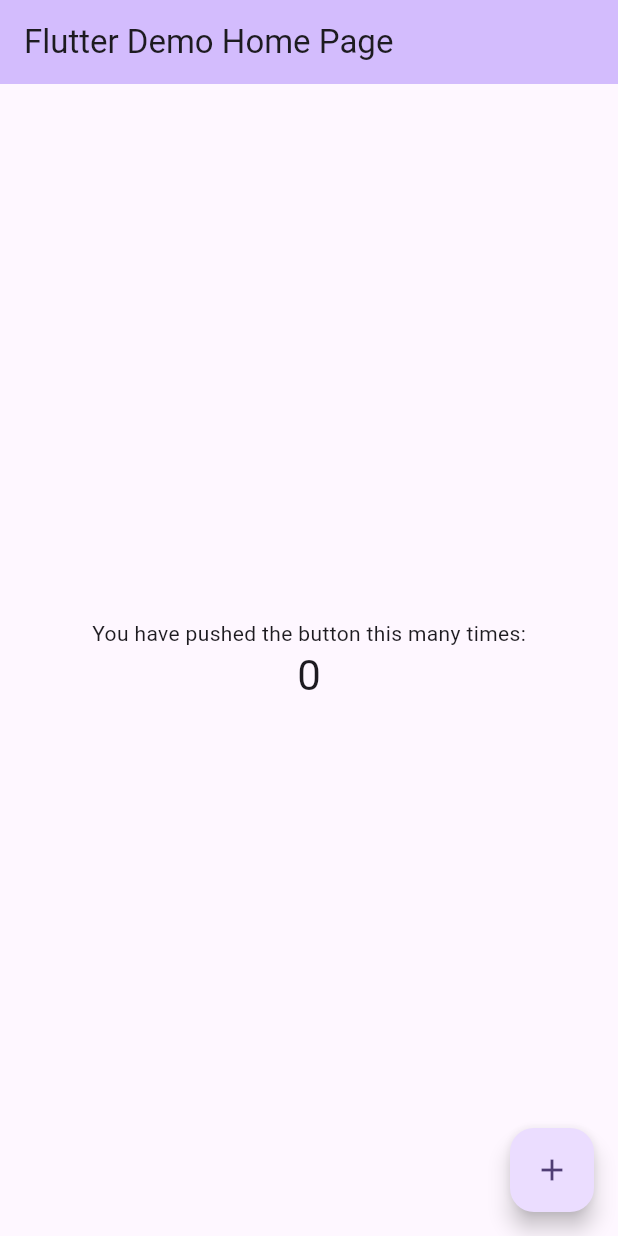
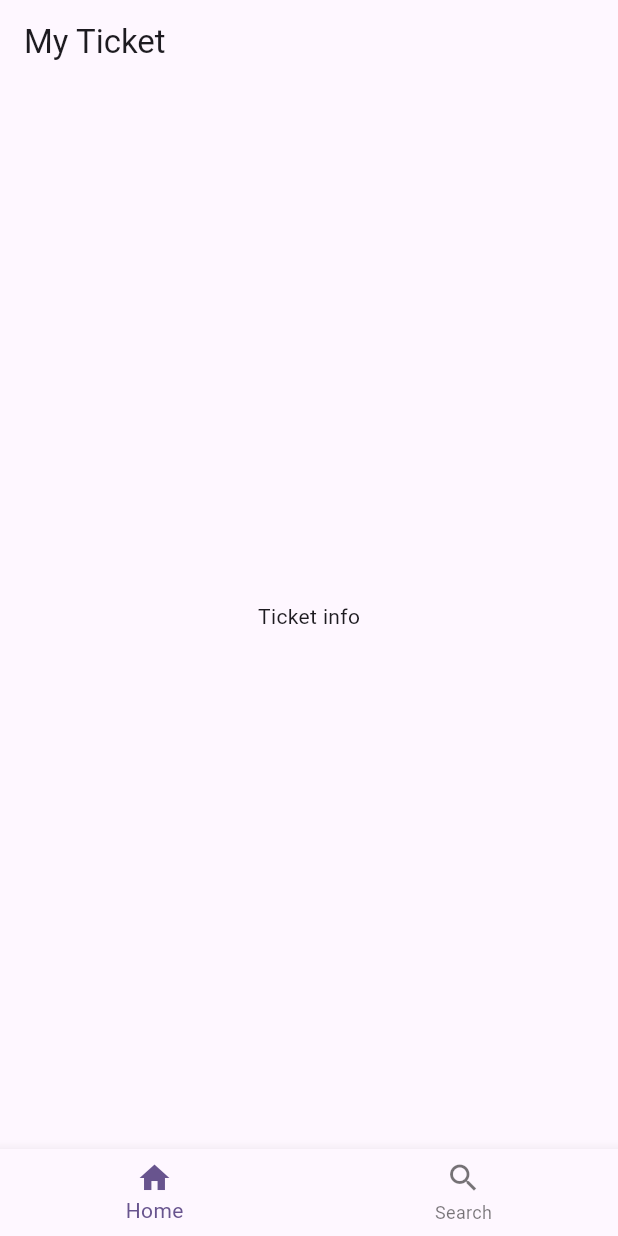
Before and after one commit to GodwinAkpah/gee_booking_app, a Flutter app: the screen it shows after launch, on a phone screen of 412 x 824 dp. Run offline on Flutter 3.47's test engine with Material 3 defaults, Android fonts, the phone set to English and light mode, and no system bars.

Commit message:
second commit

```diff
--- /dev/null
+++ b/lib/base/bottom_nav_bar.dart
@@ -0,0 +1,30 @@
+import 'package:flutter/cupertino.dart';
+import 'package:flutter/material.dart';
+
+class BottomNavBar extends StatefulWidget {
+  const BottomNavBar({super.key});
+
+  @override
+  State<BottomNavBar> createState() => _BottomNavBarState();
+}
+
+class _BottomNavBarState extends State<BottomNavBar> {
+  @override
+  Widget build(BuildContext context) {
+    // return const Placeholder( child: Text("hello"),);
+    return Scaffold(
+      appBar: AppBar(
+        title: const Text("My Ticket"),
+      ),
+      body: const Center(
+        child: Text('Ticket info'),
+      ),
+      bottomNavigationBar: BottomNavigationBar(
+        items: const [
+          BottomNavigationBarItem(icon: Icon(Icons.home), label: "Home"),
+          BottomNavigationBarItem(icon: Icon(Icons.search), label: "Search"),
+        ],
+      ),
+    );
+  }
+}
--- a/lib/main.dart
+++ b/lib/main.dart
@@ -1,4 +1,5 @@
 import 'package:flutter/material.dart';
+import 'package:gee_booking_app/base/bottom_nav_bar.dart';
 
 void main() {
   runApp(const MyApp());
@@ -13,113 +14,10 @@ class MyApp extends StatelessWidget {
     return MaterialApp(
       title: 'Flutter Demo',
       theme: ThemeData(
-        // This is the theme of your application.
-        //
-        // TRY THIS: Try running your application with "flutter run". You'll see
-        // the application has a purple toolbar. Then, without quitting the app,
-        // try changing the seedColor in the colorScheme below to Colors.green
-        // and then invoke "hot reload" (save your changes or press the "hot
-        // reload" button in a Flutter-supported IDE, or press "r" if you used
-        // the command line to start the app).
-        //
-        // Notice that the counter didn't reset back to zero; the application
-        // state is not lost during the reload. To reset the state, use hot
-        // restart instead.
-        //
-        // This works for code too, not just values: Most code changes can be
-        // tested with just a hot reload.
         colorScheme: ColorScheme.fromSeed(seedColor: Colors.deepPurple),
         useMaterial3: true,
       ),
-      home: const MyHomePage(title: 'Flutter Demo Home Page'),
+      home: BottomNavBar(),
     );
   }
 }
-
-class MyHomePage extends StatefulWidget {
-  const MyHomePage({super.key, required this.title});
-
-  // This widget is the home page of your application. It is stateful, meaning
-  // that it has a State object (defined below) that contains fields that affect
-  // how it looks.
-
-  // This class is the configuration for the state. It holds the values (in this
-  // case the title) provided by the parent (in this case the App widget) and
-  // used by the build method of the State. Fields in a Widget subclass are
-  // always marked "final".
-
-  final String title;
-
-  @override
-  State<MyHomePage> createState() => _MyHomePageState();
-}
-
-class _MyHomePageState extends State<MyHomePage> {
-  int _counter = 0;
-
-  void _incrementCounter() {
-    setState(() {
-      // This call to setState tells the Flutter framework that something has
-      // changed in this State, which causes it to rerun the build method below
-      // so that the display can reflect the updated values. If we changed
-      // _counter without calling setState(), then the build method would not be
-      // called again, and so nothing would appear to happen.
-      _counter++;
-    });
-  }
-
-  @override
-  Widget build(BuildContext context) {
-    // This method is rerun every time setState is called, for instance as done
-    // by the _incrementCounter method above.
-    //
-    // The Flutter framework has been optimized to make rerunning build methods
-    // fast, so that you can just rebuild anything that needs updating rather
-    // than having to individually change instances of widgets.
-    return Scaffold(
-      appBar: AppBar(
-        // TRY THIS: Try changing the color here to a specific color (to
-        // Colors.amber, perhaps?) and trigger a hot reload to see the AppBar
-        // change color while the other colors stay the same.
-        backgroundColor: Theme.of(context).colorScheme.inversePrimary,
-        // Here we take the value from the MyHomePage object that was created by
-        // the App.build method, and use it to set our appbar title.
-        title: Text(widget.title),
-      ),
-      body: Center(
-        // Center is a layout widget. It takes a single child and positions it
-        // in the middle of the parent.
-        child: Column(
-          // Column is also a layout widget. It takes a list of children and
-          // arranges them vertically. By default, it sizes itself to fit its
-          // children horizontally, and tries to be as tall as its parent.
-          //
-          // Column has various properties to control how it sizes itself and
-          // how it positions its children. Here we use mainAxisAlignment to
-          // center the children vertically; the main axis here is the vertical
-          // axis because Columns are vertical (the cross axis would be
-          // horizontal).
-          //
-          // TRY THIS: Invoke "debug painting" (choose the "Toggle Debug Paint"
-          // action in the IDE, or press "p" in the console), to see the
-          // wireframe for each widget.
-          mainAxisAlignment: MainAxisAlignment.center,
-          children: <Widget>[
-            const Text(
-              'You have pushed the button this many times:',
-            ),
-            Text(
-              '$_counter',
-              style: Theme.of(context).textTheme.headlineMedium,
-            ),
-          ],
-        ),
-      ),
-      floatingActionButton: FloatingActionButton(
-        onPressed: _incrementCounter,
-        tooltip: 'Increment',
-        child: const Icon(Icons.add),
-      ), // This trailing comma makes auto-formatting nicer for build methods.
-    );
-  }
-}
```
